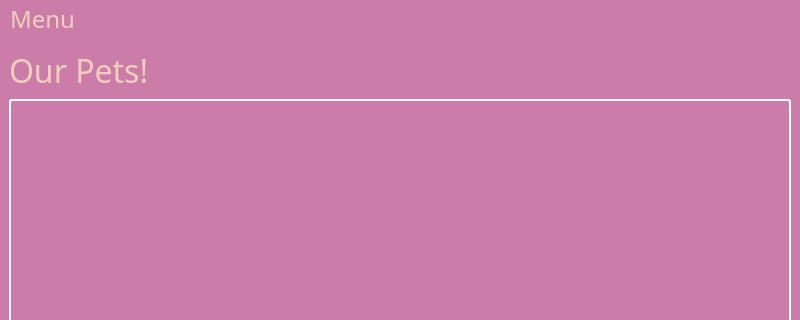
jacksodl23/cs-205-pet-adoption, file breadnbutter/gui/shelterprofile.ui: the form before one commit; both pictures show x 0 to 800 and y 0 to 320 of the 800 by 600 pixel window.
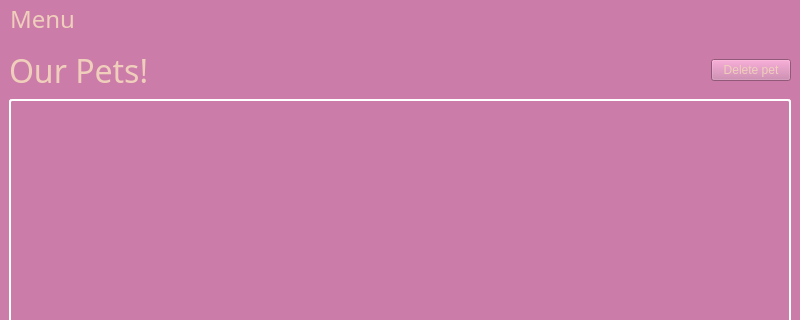
The form after the commit.

Commit message: Shelter owner can delete pets from shelter profile

```diff
--- a/breadnbutter/gui/shelterprofile.ui
+++ b/breadnbutter/gui/shelterprofile.ui
@@ -442,6 +442,8 @@
     <item>
      <layout class="QVBoxLayout" name="verticalLayout">
       <item>
+       <layout class="QHBoxLayout" name="horizontalLayout_2">
+        <item>
        <widget class="QLabel" name="label">
         <property name="font">
          <font>
@@ -458,6 +460,28 @@
        </widget>
       </item>
       <item>
+         <spacer name="horizontalSpacer">
+          <property name="orientation">
+           <enum>Qt::Horizontal</enum>
+          </property>
+          <property name="sizeHint" stdset="0">
+           <size>
+            <width>40</width>
+            <height>20</height>
+           </size>
+          </property>
+         </spacer>
+        </item>
+        <item>
+         <widget class="QPushButton" name="deletePetButton">
+          <property name="text">
+           <string>Delete pet</string>
+          </property>
+         </widget>
+        </item>
+       </layout>
+      </item>
+      <item>
        <widget class="QTableView" name="tableView">
         <property name="font">
          <font>
```
Left out of the diff: 3 changed lines with no effect on the pictures. Lines whose indentation alone changed are shown as unchanged. The commit also changes 4 other files.
